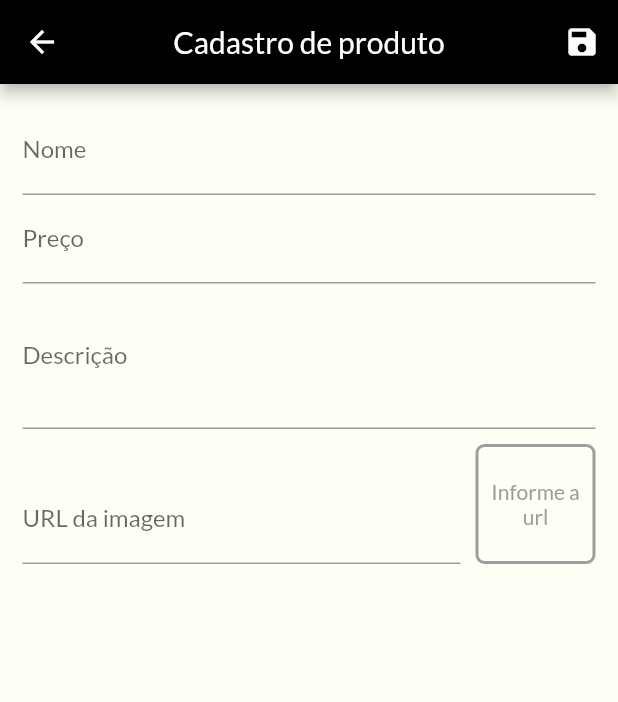
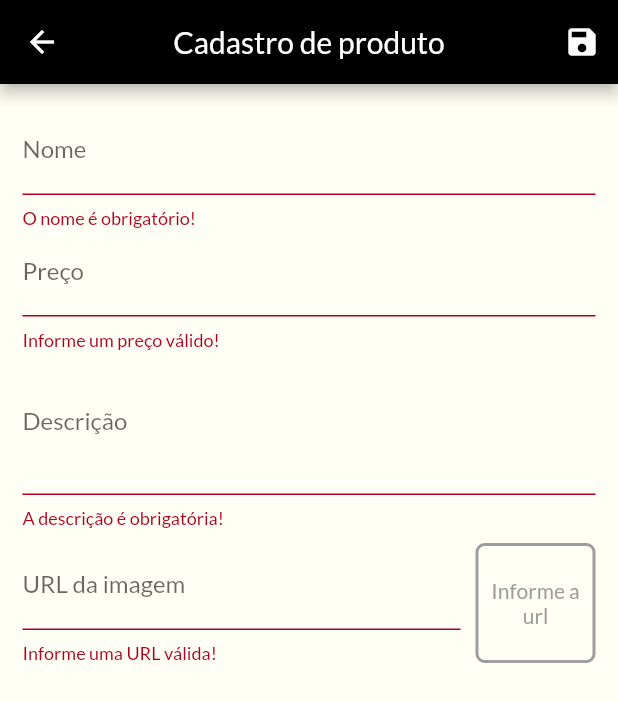
Before and after one commit to Brennez/Flutter-course, a Flutter app: the ProductFormPage screen opened by its route, after a tap on the "save" icon, on a phone screen of 412 x 824 dp. Shown: the top 702 px of the screen. Run offline on Flutter 3.47's test engine with Material 2 defaults, Android fonts, the light colour scheme and no system bars; network calls fail.

Commit message:
feat: field validation on product form page

```diff
--- a/shop/lib/pages/product_form_page.dart
+++ b/shop/lib/pages/product_form_page.dart
@@ -1,7 +1,8 @@
-import 'dart:math';
+import 'package:flutter/material.dart';
+import 'package:provider/provider.dart';
+import 'package:shop/models/product.dart';
 
-import 'package:flutter/material.dart';
-import 'package:shop/models/product.dart';
+import '../models/products_list.dart';
 
 class ProductFormPage extends StatefulWidget {
   const ProductFormPage({super.key});
@@ -39,31 +40,61 @@ class _ProductFormPageState extends State<ProductFormPage> {
     setState(() {});
   }
 
+  bool isValidImageUrl(String url) {
+    bool isValidUrl = Uri.tryParse(url)?.hasAbsolutePath ?? false;
+    bool endsWithFile = url.toLowerCase().endsWith('.png') ||
+        url.toLowerCase().endsWith('.jpg') ||
+        url.toLowerCase().endsWith('.jpeg');
+
+    return isValidUrl && endsWithFile;
+  }
+
   void submitForm() {
+    final _isValid = _formKey.currentState?.validate() ?? false;
+
+    if (!_isValid) {
+      return;
+    }
+
     _formKey.currentState?.save();
 
-    var newProduct = Product(
-      id: Random().nextDouble().toString(),
-      name: _formData['name'] as String,
-      description: _formData['description'] as String,
-      price: _formData['price'] as double,
-      imageUrl: _formData['urlImage'] as String,
-    );
+    final provider = Provider.of<ProductList>(context, listen: false);
 
-    print(newProduct.id);
-    print(newProduct.name);
-    print(newProduct.description);
-    print(newProduct.price);
-    print(newProduct.imageUrl);
+    provider.saveProduct(_formData);
+
+    Navigator.of(context).pop();
+  }
+
+  @override
+  void didChangeDependencies() {
+    super.didChangeDependencies();
+    final args = ModalRoute.of(context)?.settings.arguments;
+
+    if (args != null) {
+      final product = args as Product;
+
+      _formData['id'] = product.id;
+      _formData['name'] = product.name;
+      _formData['price'] = product.price;
+      _formData['description'] = product.description;
+      _formData['urlImage'] = product.imageUrl;
+
+      _imageController.text = product.imageUrl;
+    }
   }
 
   @override
   Widget build(BuildContext context) {
     return Scaffold(
       appBar: AppBar(
-        title: Text('Cadastro de produto'),
+        title: const Text('Cadastro de produto'),
         centerTitle: true,
-        actions: [IconButton(onPressed: submitForm, icon: Icon(Icons.save))],
+        actions: [
+          IconButton(
+            onPressed: submitForm,
+            icon: const Icon(Icons.save),
+          )
+        ],
       ),
       body: Form(
           key: _formKey,
@@ -72,7 +103,8 @@ class _ProductFormPageState extends State<ProductFormPage> {
             child: ListView(
               children: [
                 TextFormField(
-                  decoration: InputDecoration(
+                  initialValue: _formData['name']?.toString(),
+                  decoration: const InputDecoration(
                     label: Text('Nome'),
                   ),
                   textInputAction: TextInputAction.next,
@@ -80,9 +112,22 @@ class _ProductFormPageState extends State<ProductFormPage> {
                     FocusScope.of(context).requestFocus(_priceFocus);
                   },
                   onSaved: (nameValue) => _formData['name'] = nameValue ?? '',
+                  validator: (_name) {
+                    String name = _name ?? '';
+
+                    if (name.trim().isEmpty) {
+                      return 'O nome é obrigatório!';
+                    }
+
+                    if (name.trim().length < 3) {
+                      return 'O nome deve ter no mínimo 3 letras!';
+                    }
+                    return null;
+                  },
                 ),
                 TextFormField(
-                  decoration: InputDecoration(
+                  initialValue: _formData['price']?.toString(),
+                  decoration: const InputDecoration(
                     label: Text('Preço'),
                   ),
                   textInputAction: TextInputAction.next,
@@ -94,9 +139,21 @@ class _ProductFormPageState extends State<ProductFormPage> {
                   },
                   onSaved: (priceValue) =>
                       _formData['price'] = double.parse(priceValue ?? '0.0'),
+                  validator: (_price) {
+                    final priceString = _price ?? '';
+
+                    final price = double.tryParse(priceString) ?? -1;
+
+                    if (price <= 0) {
+                      return 'Informe um preço válido!';
+                    }
+
+                    return null;
+                  },
                 ),
                 TextFormField(
-                  decoration: InputDecoration(
+                  initialValue: _formData['description']?.toString(),
+                  decoration: const InputDecoration(
                     label: Text('Descrição'),
                   ),
                   focusNode: _descriptionFocus,
@@ -104,6 +161,18 @@ class _ProductFormPageState extends State<ProductFormPage> {
                   keyboardType: TextInputType.multiline,
                   onSaved: (descriptionValue) =>
                       _formData['description'] = descriptionValue ?? '',
+                  validator: (_description) {
+                    String description = _description ?? '';
+
+                    if (description.trim().isEmpty) {
+                      return 'A descrição é obrigatória!';
+                    }
+
+                    if (description.trim().length < 10) {
+                      return 'A descrição deve ter no mínimo 10 letras!';
+                    }
+                    return null;
+                  },
                 ),
                 Row(
                   crossAxisAlignment: CrossAxisAlignment.end,
@@ -111,7 +180,7 @@ class _ProductFormPageState extends State<ProductFormPage> {
                     Expanded(
                       child: TextFormField(
                         controller: _imageController,
-                        decoration: InputDecoration(
+                        decoration: const InputDecoration(
                           label: Text('URL da imagem'),
                         ),
                         focusNode: _imageUrlFocus,
@@ -120,6 +189,15 @@ class _ProductFormPageState extends State<ProductFormPage> {
                         onFieldSubmitted: (value) => submitForm,
                         onSaved: (urlImageValue) =>
                             _formData['urlImage'] = urlImageValue ?? '',
+                        validator: (_url) {
+                          String url = _url ?? '';
+
+                          if (!isValidImageUrl(url)) {
+                            return 'Informe uma URL válida!';
+                          }
+
+                          return null;
+                        },
                       ),
                     ),
                     Container(
@@ -138,7 +216,7 @@ class _ProductFormPageState extends State<ProductFormPage> {
                       ),
                       alignment: Alignment.center,
                       child: _imageController.text.isEmpty
-                          ? Text(
+                          ? const Text(
                               'Informe a url',
                               textAlign: TextAlign.center,
                               style: TextStyle(color: Colors.grey),
```
Also changed, not shown: shop/lib/components/product_item.dart (+46 -2 lines), shop/lib/models/products_list.dart (+38 -0 lines).
